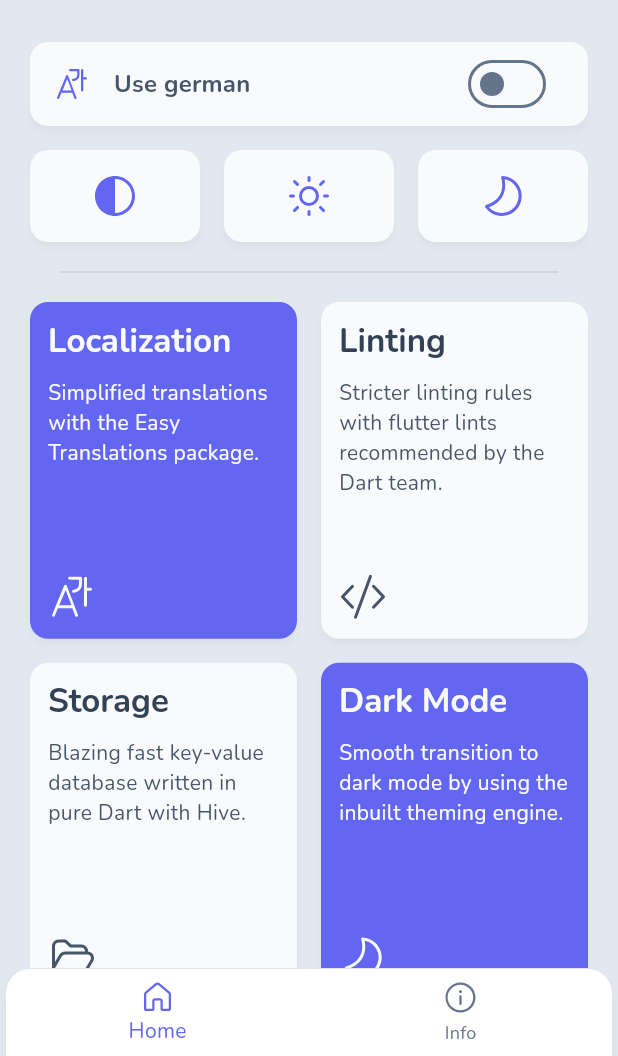
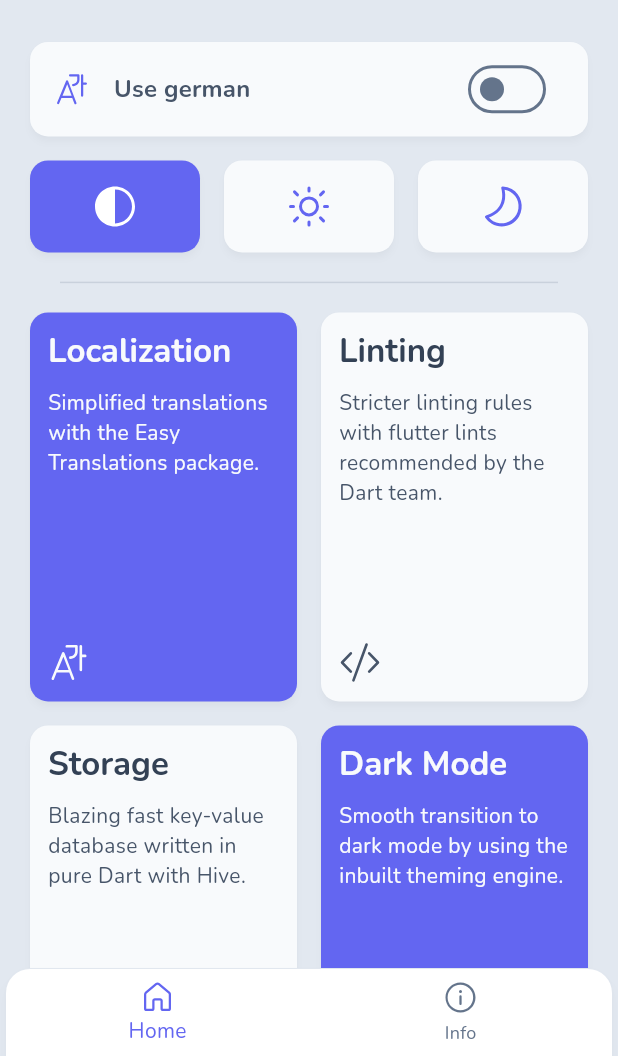
Before and after one commit to anfeichtinger/flutter_production_boilerplate, a Flutter app: the screen it shows after launch, on a phone screen of 412 x 824 dp, the part 180-1236 px from its top. Run offline on Flutter 3.47's test engine with Material 3 defaults, Android fonts, the phone set to English and light mode, and no system bars; our stand-ins replace easy_localization, equatable, fluentui_system_icons, flutter_bloc, hive, hydrated_bloc; missing offline and left inert: flutter_displaymode; accounts and stored records are empty.

Commit message:
adjustments for smaller screens

```diff
--- a/assets/translations/de.json
+++ b/assets/translations/de.json
@@ -20,7 +20,7 @@
   "state_content": "Leistungsstarke Zustandsverwaltung mit Cubit & BLOC.",
 
   "display_title": "Anzeige",
-  "display_content": "Unterstützt Displays mit hoher Bildwiederholrate durch Flutter Displaymode.",
+  "display_content": "Displays mit hoher Bildwiederholrate durch Flutter Displaymode.",
 
   "language_switch_title": "Deutsch verwenden",
 
--- a/assets/translations/en.json
+++ b/assets/translations/en.json
@@ -20,7 +20,7 @@
   "state_content": "Powerful state management using Cubit & BLOC.",
 
   "display_title": "Display",
-  "display_content": "Support for high refresh rate displays with the flutter displaymode package.",
+  "display_content": "Support for high refresh rate displays with flutter displaymode.",
 
   "language_switch_title": "Use german",
 
--- a/lib/cubit/theme_state.dart
+++ b/lib/cubit/theme_state.dart
@@ -2,7 +2,7 @@ part of 'theme_cubit.dart';
 
 @immutable
 class ThemeModeState extends Equatable {
-  const ThemeModeState({this.themeMode});
+  const ThemeModeState({this.themeMode = ThemeMode.system});
 
   final ThemeMode? themeMode;
 
--- a/lib/ui/screens/first_screen.dart
+++ b/lib/ui/screens/first_screen.dart
@@ -39,10 +39,17 @@ class FirstScreen extends StatelessWidget {
                 shape: const RoundedRectangleBorder(
                     borderRadius: BorderRadius.all(Radius.circular(12))),
                 value: context.locale == const Locale('de'),
-                title: Row(
+                /// You can use a FittedBox to keep Text in its bounds.
+                title: FittedBox(
+                  alignment: Alignment.centerLeft,
+                  fit: BoxFit.none,
+                  child: Row(
                     children: <Widget>[
-                    Icon(FluentIcons.local_language_24_regular,
-                        color: Theme.of(context).colorScheme.primary),
+                      Icon(
+                        FluentIcons.local_language_24_regular,
+                        color: Theme.of(context).colorScheme.primary,
+                        opticalSize: 24,
+                      ),
                       const SizedBox(width: 16),
                       Text(
                         tr('language_switch_title'),
@@ -52,6 +59,7 @@ class FirstScreen extends StatelessWidget {
                             .apply(fontWeightDelta: 2),
                       ),
                     ],
+                  ),
                 ),
               ),
             ),
@@ -98,7 +106,7 @@ class FirstScreen extends StatelessWidget {
               crossAxisCount: 2,
               crossAxisSpacing: 8,
               mainAxisSpacing: 8,
-              childAspectRatio: 4 / 5,
+              childAspectRatio: 4 / 5.75,
               padding: EdgeInsets.zero,
               children: const <InfoCard>[
                 /// Example: it is good practice to put widgets in separate files.
--- a/lib/ui/widgets/first_screen/info_card.dart
+++ b/lib/ui/widgets/first_screen/info_card.dart
@@ -33,9 +33,12 @@ class InfoCard extends StatelessWidget {
           mainAxisSize: MainAxisSize.min,
           crossAxisAlignment: CrossAxisAlignment.start,
           children: <Widget>[
-            Text(
-              tr(title),
-              style: textTheme.titleLarge!.apply(fontWeightDelta: 2),
+            FittedBox(
+              fit: BoxFit.fitWidth,
+              child: Text(
+                tr(title),
+                style: textTheme.titleLarge!.apply(fontWeightDelta: 2),
+              ),
             ),
             const SizedBox(height: 10),
             Text(
@@ -45,7 +48,7 @@ class InfoCard extends StatelessWidget {
             const Spacer(),
             Icon(
               icon,
-              size: 32,
+              size: 28,
               color: textTheme.bodyMedium!.color,
             ),
           ],
```
Lines whose indentation alone changed are shown as unchanged.
